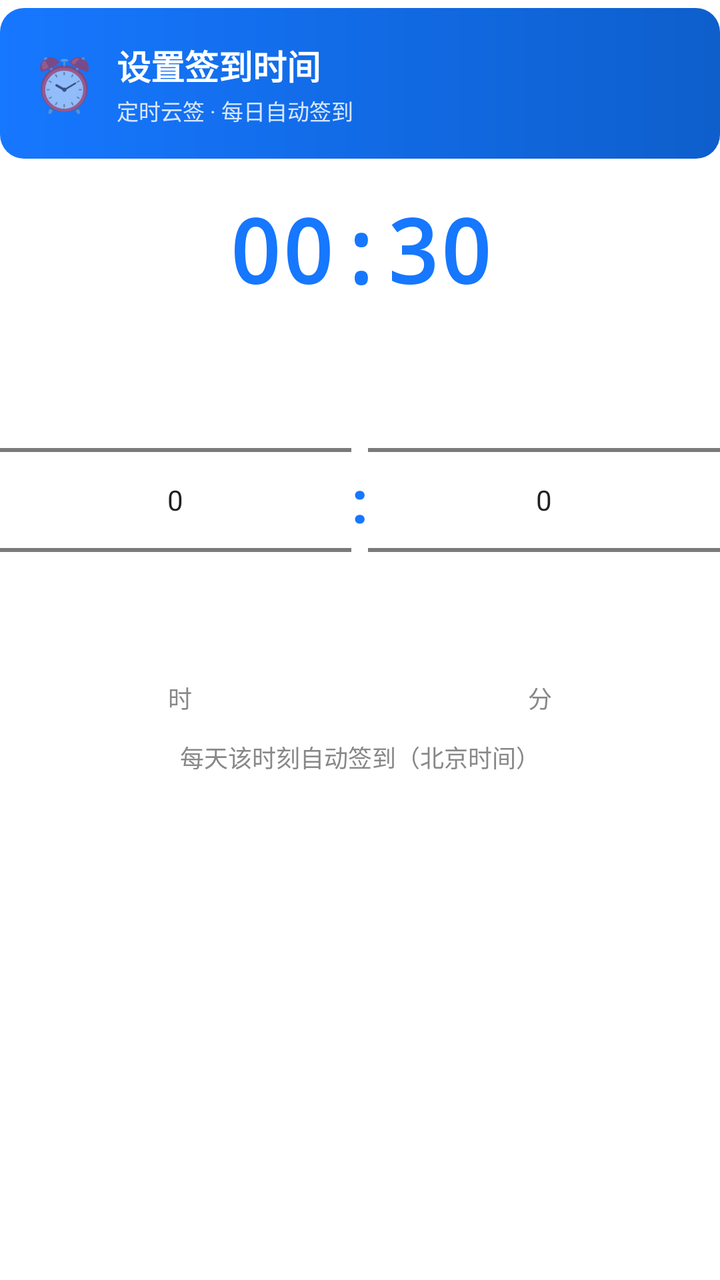
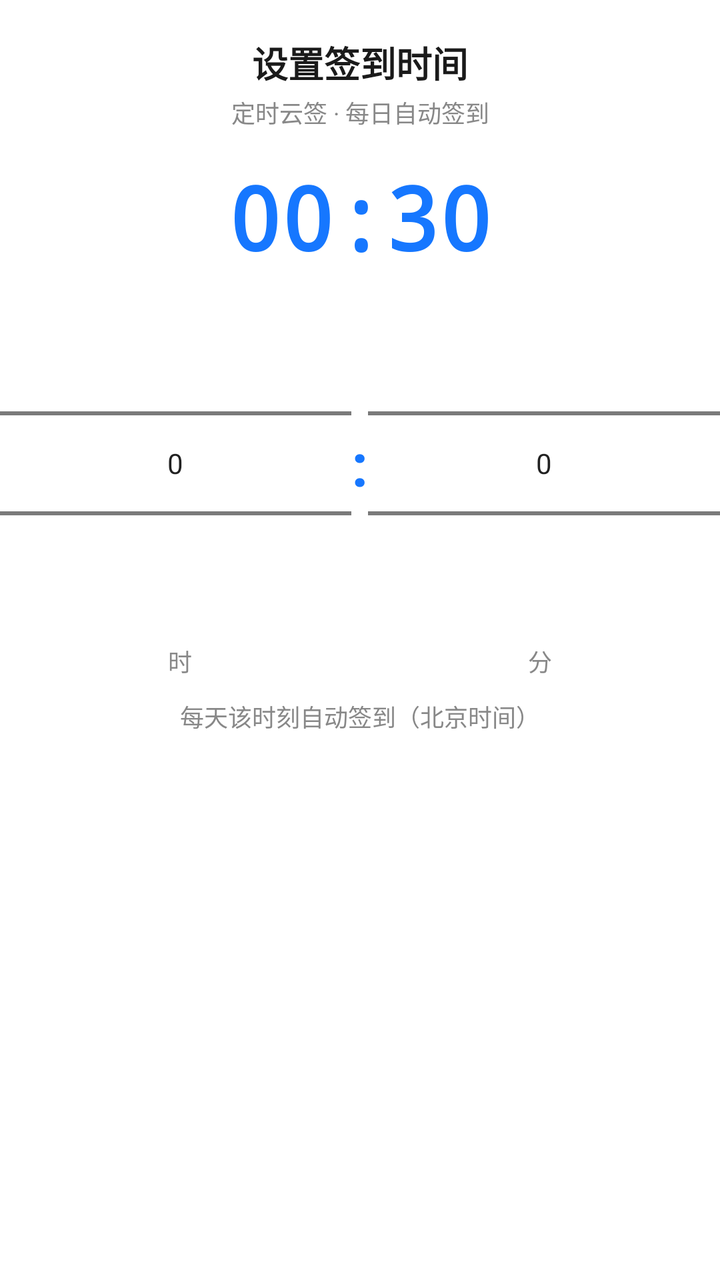

Screens rendered from an Android XML layout before and after an edit, with the pre-edit source and the edit as a unified diff.
<!-- AndroidManifest.xml: application theme Theme.SignApp -->
<!-- res/layout/dialog_schedule.xml -->
<?xml version="1.0" encoding="utf-8"?>
<LinearLayout xmlns:android="http://schemas.android.com/apk/res/android"
    android:layout_width="match_parent"
    android:layout_height="wrap_content"
    android:orientation="vertical"
    android:paddingTop="4dp">

    
    <LinearLayout
        android:layout_width="match_parent"
        android:layout_height="wrap_content"
        android:orientation="horizontal"
        android:gravity="center_vertical"
        android:background="@drawable/bg_header_gradient"
        android:padding="16dp">

        <TextView
            android:layout_width="wrap_content"
            android:layout_height="wrap_content"
            android:text="⏰"
            android:textSize="26sp" />

        <LinearLayout
            android:layout_width="0dp"
            android:layout_height="wrap_content"
            android:layout_weight="1"
            android:orientation="vertical"
            android:layout_marginStart="10dp">

            <TextView
                android:layout_width="wrap_content"
                android:layout_height="wrap_content"
                android:text="设置签到时间"
                android:textColor="@color/white"
                android:textSize="17sp"
                android:textStyle="bold" />

            <TextView
                android:layout_width="wrap_content"
                android:layout_height="wrap_content"
                android:layout_marginTop="2dp"
                android:text="定时云签 · 每日自动签到"
                android:textColor="#D6E6FF"
                android:textSize="11sp" />
        </LinearLayout>
    </LinearLayout>

    
    <TextView
        android:id="@+id/tvTimePreview"
        android:layout_width="match_parent"
        android:layout_height="wrap_content"
        android:layout_marginTop="16dp"
        android:gravity="center"
        android:text="00:30"
        android:textColor="@color/primary"
        android:textSize="44sp"
        android:textStyle="bold"
        android:fontFamily="monospace" />

    
    <LinearLayout
        android:layout_width="match_parent"
        android:layout_height="wrap_content"
        android:layout_marginTop="6dp"
        android:orientation="horizontal"
        android:gravity="center">

        <NumberPicker
            android:id="@+id/npHour"
            android:layout_width="0dp"
            android:layout_height="wrap_content"
            android:layout_weight="1"
            android:editable="false" />

        <TextView
            android:layout_width="wrap_content"
            android:layout_height="wrap_content"
            android:gravity="center"
            android:text=":"
            android:textColor="@color/primary"
            android:textSize="30sp"
            android:textStyle="bold" />

        <NumberPicker
            android:id="@+id/npMinute"
            android:layout_width="0dp"
            android:layout_height="wrap_content"
            android:layout_weight="1"
            android:editable="false" />
    </LinearLayout>

    
    <LinearLayout
        android:layout_width="match_parent"
        android:layout_height="wrap_content"
        android:orientation="horizontal">

        <TextView
            android:layout_width="0dp"
            android:layout_height="wrap_content"
            android:layout_weight="1"
            android:gravity="center"
            android:text="时"
            android:textColor="@color/gray"
            android:textSize="12sp" />

        <TextView
            android:layout_width="0dp"
            android:layout_height="wrap_content"
            android:layout_weight="1"
            android:gravity="center"
            android:text="分"
            android:textColor="@color/gray"
            android:textSize="12sp" />
    </LinearLayout>

    
    <TextView
        android:layout_width="match_parent"
        android:layout_height="wrap_content"
        android:layout_marginTop="12dp"
        android:layout_marginBottom="8dp"
        android:gravity="center"
        android:text="每天该时刻自动签到（北京时间）"
        android:textColor="@color/gray"
        android:textSize="12sp" />
</LinearLayout>
<!-- resources referenced by this layout -->
<resources>
  <color name="gray">#888888</color>
  <color name="primary">#1677FF</color>
  <color name="white">#FFFFFF</color>
  <!-- drawable bg_header_gradient (drawable) -->
  <?xml version="1.0" encoding="utf-8"?>
  <shape xmlns:android="http://schemas.android.com/apk/res/android">
      <gradient
          android:angle="0"
          android:startColor="#1677FF"
          android:endColor="#0E5FCC" />
      <corners android:radius="12dp" />
  </shape>
  <style name="Theme.SignApp" parent="Theme.MaterialComponents.DayNight.NoActionBar">
          <item name="colorPrimary">@color/primary</item>
          <item name="colorPrimaryVariant">@color/primary_dark</item>
          <item name="colorOnPrimary">@color/white</item>
          <item name="android:statusBarColor">@color/gradient_start</item>
          <item name="android:windowBackground">@color/white</item>
      </style>
  <color name="primary_dark">#0E5FCC</color>
  <color name="gradient_start">#3B8BFF</color>
</resources>

<!-- the commit's change to res/layout/dialog_schedule.xml (unified diff, before → after) -->
@@ -3,54 +3,33 @@
     android:layout_width="match_parent"
     android:layout_height="wrap_content"
     android:orientation="vertical"
-    android:paddingTop="4dp">
+    android:paddingTop="18dp">
 
     
-    <LinearLayout
+    <TextView
         android:layout_width="match_parent"
         android:layout_height="wrap_content"
-        android:orientation="horizontal"
-        android:gravity="center_vertical"
-        android:background="@drawable/bg_header_gradient"
-        android:padding="16dp">
+        android:gravity="center"
+        android:text="设置签到时间"
+        android:textColor="@color/text_primary"
+        android:textSize="18sp"
+        android:textStyle="bold" />
 
-        <TextView
-            android:layout_width="wrap_content"
-            android:layout_height="wrap_content"
-            android:text="⏰"
-            android:textSize="26sp" />
-
-        <LinearLayout
-            android:layout_width="0dp"
-            android:layout_height="wrap_content"
-            android:layout_weight="1"
-            android:orientation="vertical"
-            android:layout_marginStart="10dp">
-
-            <TextView
-                android:layout_width="wrap_content"
-                android:layout_height="wrap_content"
-                android:text="设置签到时间"
-                android:textColor="@color/white"
-                android:textSize="17sp"
-                android:textStyle="bold" />
-
-            <TextView
-                android:layout_width="wrap_content"
-                android:layout_height="wrap_content"
-                android:layout_marginTop="2dp"
-                android:text="定时云签 · 每日自动签到"
-                android:textColor="#D6E6FF"
-                android:textSize="11sp" />
-        </LinearLayout>
-    </LinearLayout>
+    <TextView
+        android:layout_width="match_parent"
+        android:layout_height="wrap_content"
+        android:layout_marginTop="3dp"
+        android:gravity="center"
+        android:text="定时云签 · 每日自动签到"
+        android:textColor="@color/gray"
+        android:textSize="12sp" />
 
     
     <TextView
         android:id="@+id/tvTimePreview"
         android:layout_width="match_parent"
         android:layout_height="wrap_content"
-        android:layout_marginTop="16dp"
+        android:layout_marginTop="14dp"
         android:gravity="center"
         android:text="00:30"
         android:textColor="@color/primary"
@@ -62,7 +41,7 @@
     <LinearLayout
         android:layout_width="match_parent"
         android:layout_height="wrap_content"
-        android:layout_marginTop="6dp"
+        android:layout_marginTop="4dp"
         android:orientation="horizontal"
         android:gravity="center">
 
@@ -119,8 +98,8 @@
     <TextView
         android:layout_width="match_parent"
         android:layout_height="wrap_content"
-        android:layout_marginTop="12dp"
-        android:layout_marginBottom="8dp"
+        android:layout_marginTop="10dp"
+        android:layout_marginBottom="6dp"
         android:gravity="center"
         android:text="每天该时刻自动签到（北京时间）"
         android:textColor="@color/gray"
<!-- resource entries referenced after the edit -->
@@ -2,16 +2,8 @@
 <resources>
   <color name="gray">#888888</color>
   <color name="primary">#1677FF</color>
+  <color name="text_primary">#1A1A1A</color>
   <color name="white">#FFFFFF</color>
-  <!-- drawable bg_header_gradient (drawable) -->
-  <?xml version="1.0" encoding="utf-8"?>
-  <shape xmlns:android="http://schemas.android.com/apk/res/android">
-      <gradient
-          android:angle="0"
-          android:startColor="#1677FF"
-          android:endColor="#0E5FCC" />
-      <corners android:radius="12dp" />
-  </shape>
   <style name="Theme.SignApp" parent="Theme.MaterialComponents.DayNight.NoActionBar">
           <item name="colorPrimary">@color/primary</item>
           <item name="colorPrimaryVariant">@color/primary_dark</item>
